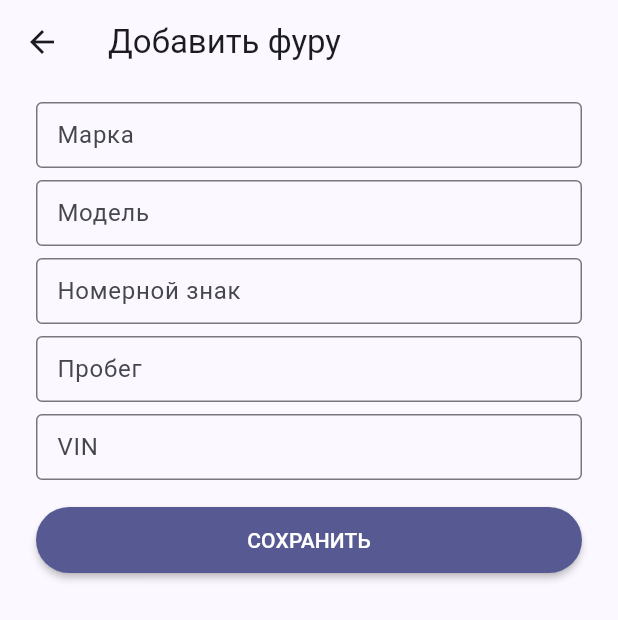
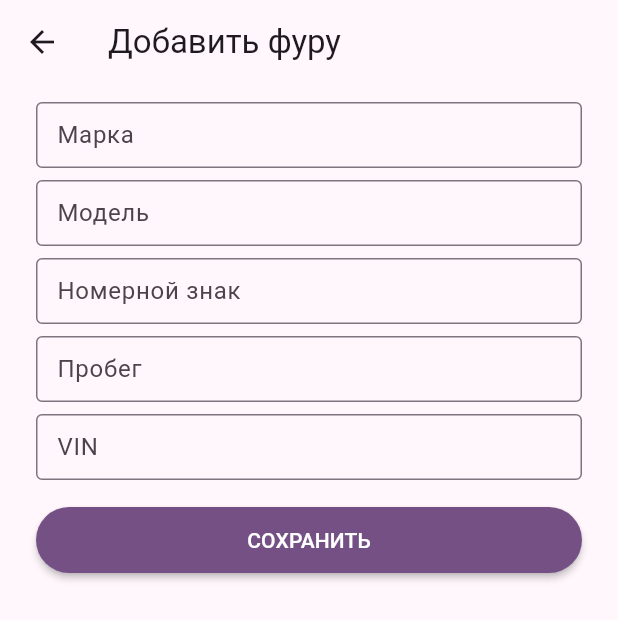
Before and after one commit to kairat-arzybaev/truck_fleet_app, a Flutter app: the screen it shows after launch, item 2 of the bottom bar chosen, after a tap on "Фура", on a phone screen of 412 x 824 dp. Shown: the top 620 px of the screen. Run offline on Flutter 3.47's test engine with Material 3 defaults, Android fonts, the light colour scheme and no system bars; our stand-ins replace cloud_firestore, firebase_core; accounts and stored records are empty.

Commit message:
some UI improvements

```diff
--- a/lib/main.dart
+++ b/lib/main.dart
@@ -19,11 +19,15 @@ class MyApp extends StatelessWidget {
     return MaterialApp(
       debugShowCheckedModeBanner: false,
       theme: ThemeData(
-          colorScheme: ColorScheme.fromSeed(seedColor: const Color(0xFF0E0C83)),
+          colorScheme: ColorScheme.fromSeed(seedColor: const Color(0xFFAB03EE)),
           inputDecorationTheme: const InputDecorationTheme(
               border: OutlineInputBorder(),
               isDense: true,
-              contentPadding: EdgeInsets.all(10))),
+              contentPadding: EdgeInsets.all(10)),
+          listTileTheme: ListTileThemeData(
+            shape:
+                RoundedRectangleBorder(borderRadius: BorderRadius.circular(16)),
+          )),
       home: const HomePage(),
     );
   }
--- a/lib/pages/driver/driver_list_page.dart
+++ b/lib/pages/driver/driver_list_page.dart
@@ -43,7 +43,9 @@ class _DriverListPageState extends State<DriverListPage> {
             );
           }
 
-          return ListView.builder(
+          return ListView.separated(
+            padding: const EdgeInsets.symmetric(horizontal: 16),
+            separatorBuilder: (context, index) => const SizedBox(height: 6),
             itemCount: driverDocs.length,
             itemBuilder: (context, index) {
               var driverData = driverDocs[index].data() as Map<String, dynamic>;
@@ -52,7 +54,7 @@ class _DriverListPageState extends State<DriverListPage> {
               return ListTile(
                 title: Text('${driver.name} ${driver.surname}'),
                 subtitle: Text(driver.address),
-                trailing: const Icon(Icons.arrow_forward_ios),
+                trailing: const Icon(Icons.more_vert),
                 onTap: () {},
               );
             },
--- a/lib/pages/homepage.dart
+++ b/lib/pages/homepage.dart
@@ -1,5 +1,4 @@
 import 'package:flutter/material.dart';
-import 'package:truck_fleet_app/pages/driver/add_driver_page.dart';
 import 'package:truck_fleet_app/pages/driver/driver_list_page.dart';
 import 'package:truck_fleet_app/pages/trip/trip_list_page.dart';
 
--- a/lib/pages/vehicle/vehicle_list_page.dart
+++ b/lib/pages/vehicle/vehicle_list_page.dart
@@ -42,7 +42,9 @@ class _VehicleListPageState extends State<VehicleListPage> {
             );
           }
 
-          return ListView.builder(
+          return ListView.separated(
+            padding: const EdgeInsets.symmetric(horizontal: 16, vertical: 6),
+            separatorBuilder: (context, index) => const SizedBox(height: 6),
             itemCount: vehicleDocs.length,
             itemBuilder: (context, index) {
               var vehicleData =
@@ -51,8 +53,8 @@ class _VehicleListPageState extends State<VehicleListPage> {
 
               return ListTile(
                 title: Text('${vehicle.maker} ${vehicle.model}'),
-                subtitle: Text(vehicle.plateNumber),
-                trailing: const Icon(Icons.arrow_forward_ios),
+                subtitle: Text('${vehicle.mileage} км\n${vehicle.plateNumber}'),
+                trailing: const Icon(Icons.more_vert),
                 onTap: () {},
               );
             },
--- a/lib/services/firestore_services.dart
+++ b/lib/services/firestore_services.dart
@@ -10,6 +10,7 @@ class FirestoreServices {
         .collection('vehicles')
         .add(vehicle.toMap());
   }
+
   //  method for adding driver
   Future<void> addDriver(Driver driver) async {
     await FirebaseFirestore.instance.collection('drivers').add(driver.toMap());
@@ -46,13 +47,14 @@ class FirestoreServices {
         .doc(driverId)
         .delete();
   }
+
 //  method for getting documents of 'vehicle' collections
-  Stream<QuerySnapshot<Map<String, dynamic>>> getVehicles() {
+  Stream<QuerySnapshot> getVehicles() {
     return FirebaseFirestore.instance.collection('vehicles').snapshots();
   }
 
 //  method for getting documents of 'driver' collections
-  Stream<QuerySnapshot<Map<String, dynamic>>> getDrivers() {
+  Stream<QuerySnapshot> getDrivers() {
     return FirebaseFirestore.instance.collection('drivers').snapshots();
   }
 }
```
